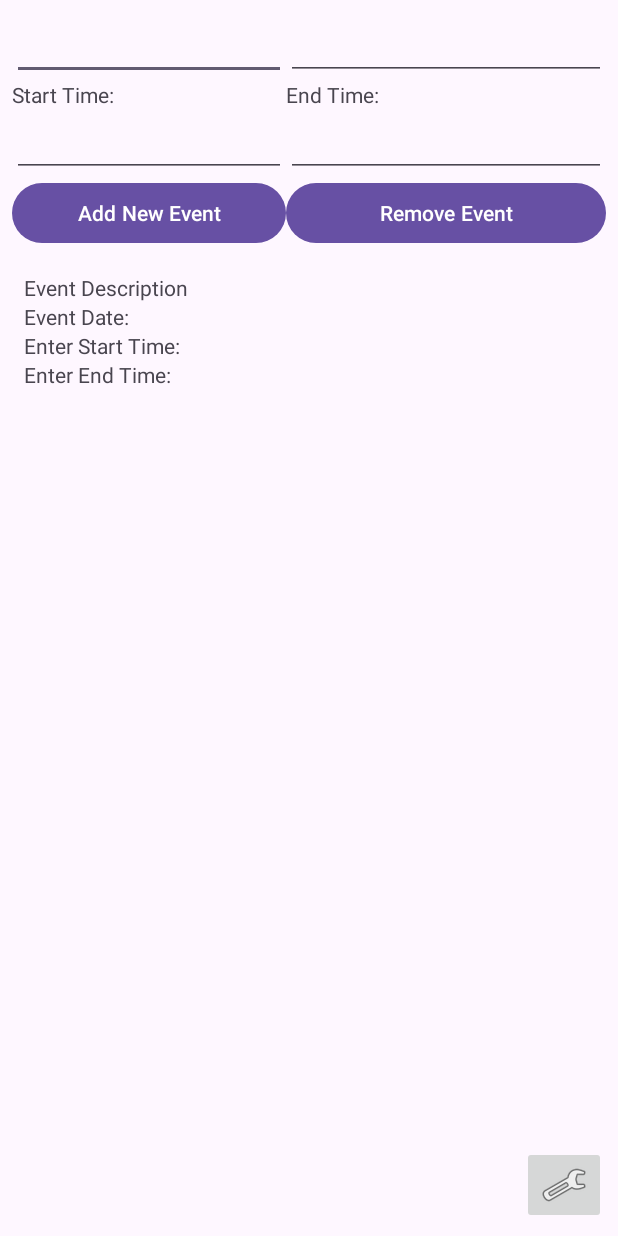
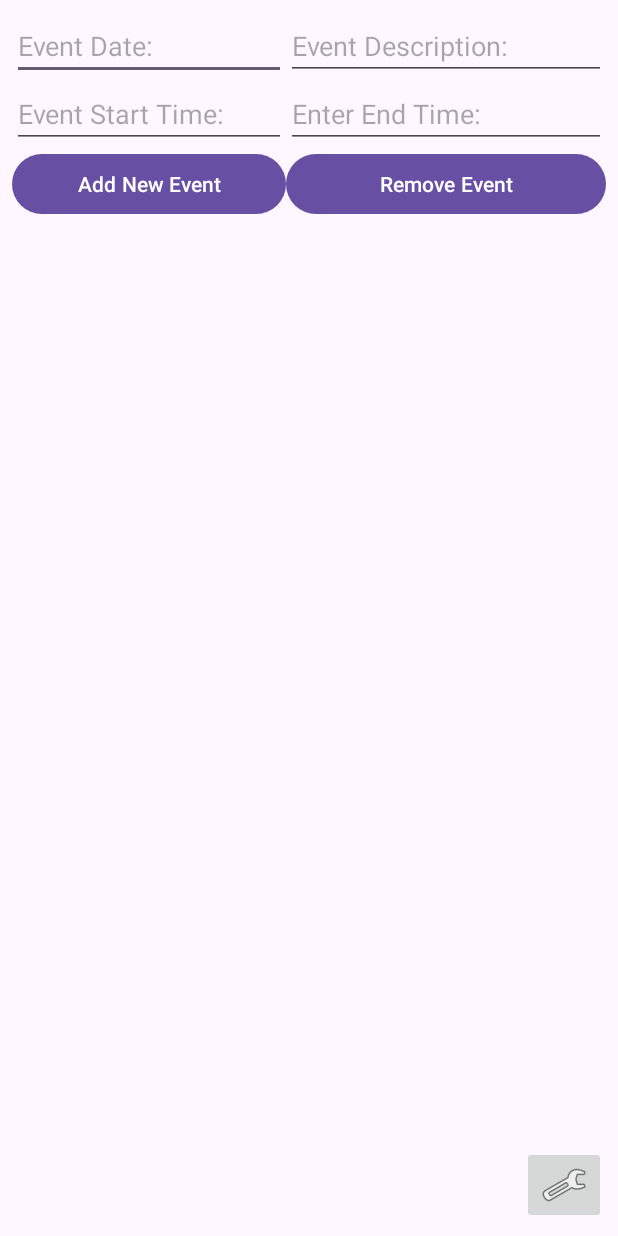
Before and after one commit to DavidObst-create/DavidObst_CIS3334_Project1, an Android app: the screen it shows after launch (MainActivity), after a tap on "Add New Event", on a phone screen of 412 x 824 dp. Run offline under Robolectric (Android 15) with nearby library versions, the phone set to English and light mode, and no system bars; our stand-ins replace Room's generated code.

Commit message:
Cleaned up the program code and added in a few TODO notes for where I'd like to eventually take this application (especially if the final project this semester is based on this one). Also changed the text parameters in all the editText fields so they're hints. Also remove the textView fields that were between the rows of editTexts that labeled the start and end times since they were redundant.

```diff
--- a/app/src/main/java/com/example/davidobst_cis3334_project1/EventDao.java
+++ b/app/src/main/java/com/example/davidobst_cis3334_project1/EventDao.java
@@ -18,7 +18,4 @@ public interface EventDao {
 
     @Query("SELECT * FROM Event")
     LiveData<List<Event>> getAll();
-
-
-
 }
--- a/app/src/main/java/com/example/davidobst_cis3334_project1/EventRepository.java
+++ b/app/src/main/java/com/example/davidobst_cis3334_project1/EventRepository.java
@@ -9,7 +9,6 @@ import java.util.List;
 public class EventRepository {
 
     private EventDao eventDao;
-
     private LiveData<List<Event>> eventList;
 
     EventRepository(Application applicaiton) {
--- a/app/src/main/java/com/example/davidobst_cis3334_project1/EventViewHolder.java
+++ b/app/src/main/java/com/example/davidobst_cis3334_project1/EventViewHolder.java
@@ -19,7 +19,4 @@ public class EventViewHolder extends RecyclerView.ViewHolder {
         TextView textViewEventDate;
         TextView textViewEventStart;
         TextView textViewEventEnd;
-
-
-
 }
--- a/app/src/main/res/layout/activity_main.xml
+++ b/app/src/main/res/layout/activity_main.xml
@@ -36,9 +36,10 @@
         android:layout_marginStart="8dp"
         android:layout_marginTop="8dp"
         android:ems="10"
+        android:hint="Event Date:"
         android:inputType="date"
-        android:text="Event Date:"
         app:layout_constraintEnd_toStartOf="@+id/editTextDescription"
+        app:layout_constraintHorizontal_bias="0.0"
         app:layout_constraintStart_toStartOf="parent"
         app:layout_constraintTop_toTopOf="parent" />
 
@@ -49,8 +50,8 @@
         android:layout_marginEnd="8dp"
         android:layout_marginBottom="8dp"
         android:ems="10"
+        android:hint="Event Description:"
         android:inputType="text"
-        android:text="Event Description"
         app:layout_constraintBottom_toTopOf="@+id/editTimeEnd"
         app:layout_constraintEnd_toEndOf="parent"
         app:layout_constraintTop_toTopOf="@+id/editTextEventDate"
@@ -61,40 +62,22 @@
         android:layout_width="0dp"
         android:layout_height="wrap_content"
         android:ems="10"
+        android:hint="Event Start Time: "
         android:inputType="time"
-        android:text="Enter Start Time:"
         app:layout_constraintEnd_toStartOf="@+id/editTimeEnd"
         app:layout_constraintHorizontal_bias="0.0"
         app:layout_constraintStart_toStartOf="@+id/editTextEventDate"
-        app:layout_constraintTop_toBottomOf="@+id/textView3" />
+        app:layout_constraintTop_toBottomOf="@+id/editTextEventDate" />
 
     <EditText
         android:id="@+id/editTimeEnd"
         android:layout_width="0dp"
         android:layout_height="wrap_content"
         android:ems="10"
+        android:hint="Enter End Time:"
         android:inputType="time"
-        android:text="Enter End Time:"
         app:layout_constraintEnd_toEndOf="@+id/editTextDescription"
         app:layout_constraintTop_toTopOf="@+id/editTimeStart" />
-
-    <TextView
-        android:id="@+id/textView3"
-        android:layout_width="0dp"
-        android:layout_height="wrap_content"
-        android:text="Start Time: "
-        app:layout_constraintEnd_toEndOf="@+id/editTextEventDate"
-        app:layout_constraintStart_toStartOf="@+id/editTextEventDate"
-        app:layout_constraintTop_toBottomOf="@+id/editTextEventDate" />
-
-    <TextView
-        android:id="@+id/textView4"
-        android:layout_width="0dp"
-        android:layout_height="wrap_content"
-        android:text="End Time: "
-        app:layout_constraintEnd_toEndOf="@+id/editTextDescription"
-        app:layout_constraintStart_toEndOf="@+id/editTextEventDate"
-        app:layout_constraintTop_toTopOf="@+id/textView3" />
 
     <androidx.recyclerview.widget.RecyclerView
         android:id="@+id/recyclerView"
```
Also changed, not shown: app/src/main/java/com/example/davidobst_cis3334_project1/Event.java (+0 -8 lines), app/src/main/java/com/example/davidobst_cis3334_project1/MainActivity.java (+11 -54 lines).
